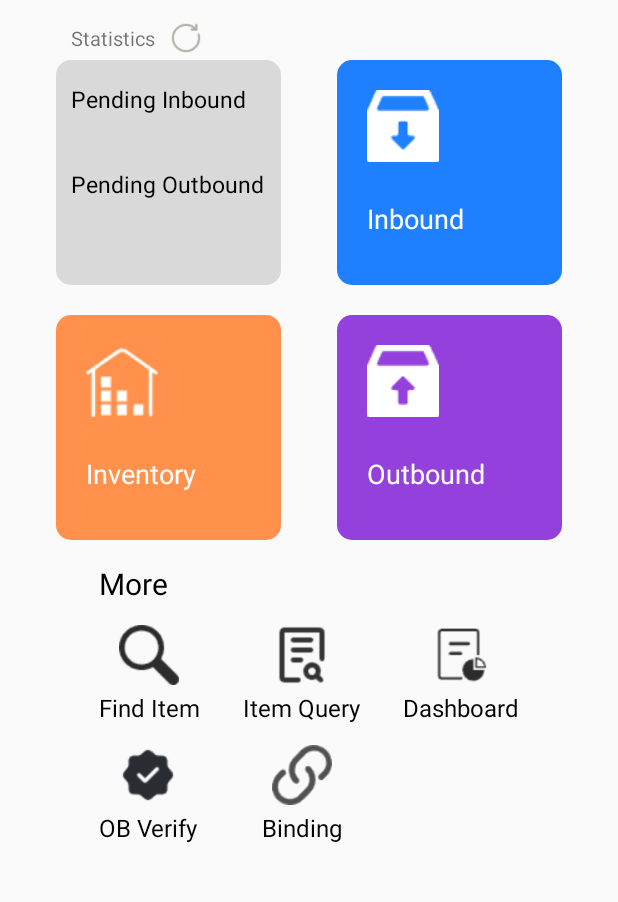
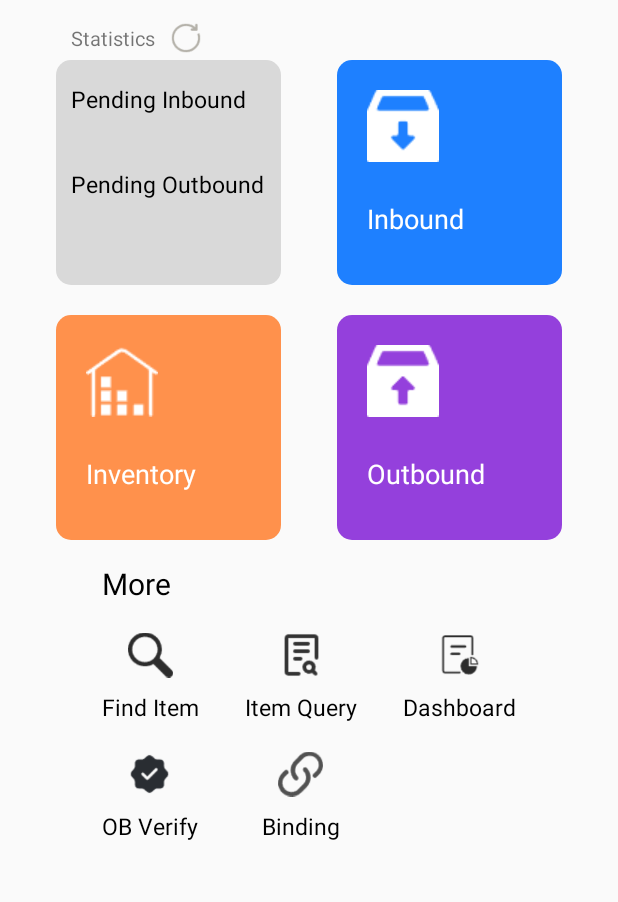
Before and after one commit to pandatuu/uhfproject, an Android app: the MainFragment screen opened directly, with no data from a screen before it, on a phone screen of 412 x 824 dp, the part 90-992 px from its top. Run offline under Robolectric (Android 15) with nearby library versions, the phone set to English and light mode, and no system bars; libraries missing offline, so code that uses them is left out: es.dmoral.toasty; network calls fail; 4 statements that could not run were skipped.

Commit message:
首页图标改小

```diff
--- a/app/src/main/res/layout/fragment_main.xml
+++ b/app/src/main/res/layout/fragment_main.xml
@@ -254,7 +254,7 @@
 
             <ImageView
                 android:layout_gravity="center_horizontal"
-                android:layout_width="40dp"
+                android:layout_width="30dp"
                 android:layout_height="wrap_content"
                 android:src="@drawable/ic_search" />
 
@@ -262,7 +262,7 @@
                 android:layout_width="wrap_content"
                 android:layout_height="wrap_content"
                 android:text="Find Item"
-                android:textSize="16sp"
+                android:textSize="15sp"
                 android:textColor="@color/black" />
 
         </LinearLayout>
@@ -278,7 +278,7 @@
 
             <ImageView
                 android:layout_gravity="center_horizontal"
-                android:layout_width="40dp"
+                android:layout_width="30dp"
                 android:layout_height="wrap_content"
                 android:src="@drawable/ic_item_query" />
 
@@ -286,7 +286,7 @@
                 android:layout_width="wrap_content"
                 android:layout_height="wrap_content"
                 android:text="Item Query"
-                android:textSize="16sp"
+                android:textSize="15sp"
                 android:textColor="@color/black" />
 
         </LinearLayout>
@@ -302,7 +302,7 @@
 
             <ImageView
                 android:layout_gravity="center_horizontal"
-                android:layout_width="40dp"
+                android:layout_width="30dp"
                 android:layout_height="wrap_content"
                 android:src="@drawable/ic_dashboard" />
 
@@ -310,7 +310,7 @@
                 android:layout_width="wrap_content"
                 android:layout_height="wrap_content"
                 android:text="Dashboard"
-                android:textSize="16sp"
+                android:textSize="15sp"
                 android:textColor="@color/black" />
 
         </LinearLayout>
@@ -326,7 +326,7 @@
 
             <ImageView
                 android:layout_gravity="center_horizontal"
-                android:layout_width="40dp"
+                android:layout_width="30dp"
                 android:layout_height="wrap_content"
                 android:src="@drawable/ic_ob_verify" />
 
@@ -334,7 +334,7 @@
                 android:layout_width="wrap_content"
                 android:layout_height="wrap_content"
                 android:text="OB Verify"
-                android:textSize="16sp"
+                android:textSize="15sp"
                 android:textColor="@color/black" />
 
         </LinearLayout>
@@ -350,7 +350,7 @@
 
             <ImageView
                 android:layout_gravity="center_horizontal"
-                android:layout_width="40dp"
+                android:layout_width="30dp"
                 android:layout_height="wrap_content"
                 android:src="@drawable/ic_main_binding" />
 
@@ -358,7 +358,7 @@
                 android:layout_width="wrap_content"
                 android:layout_height="wrap_content"
                 android:text="Binding"
-                android:textSize="16sp"
+                android:textSize="15sp"
                 android:textColor="@color/black" />
 
         </LinearLayout>
```
